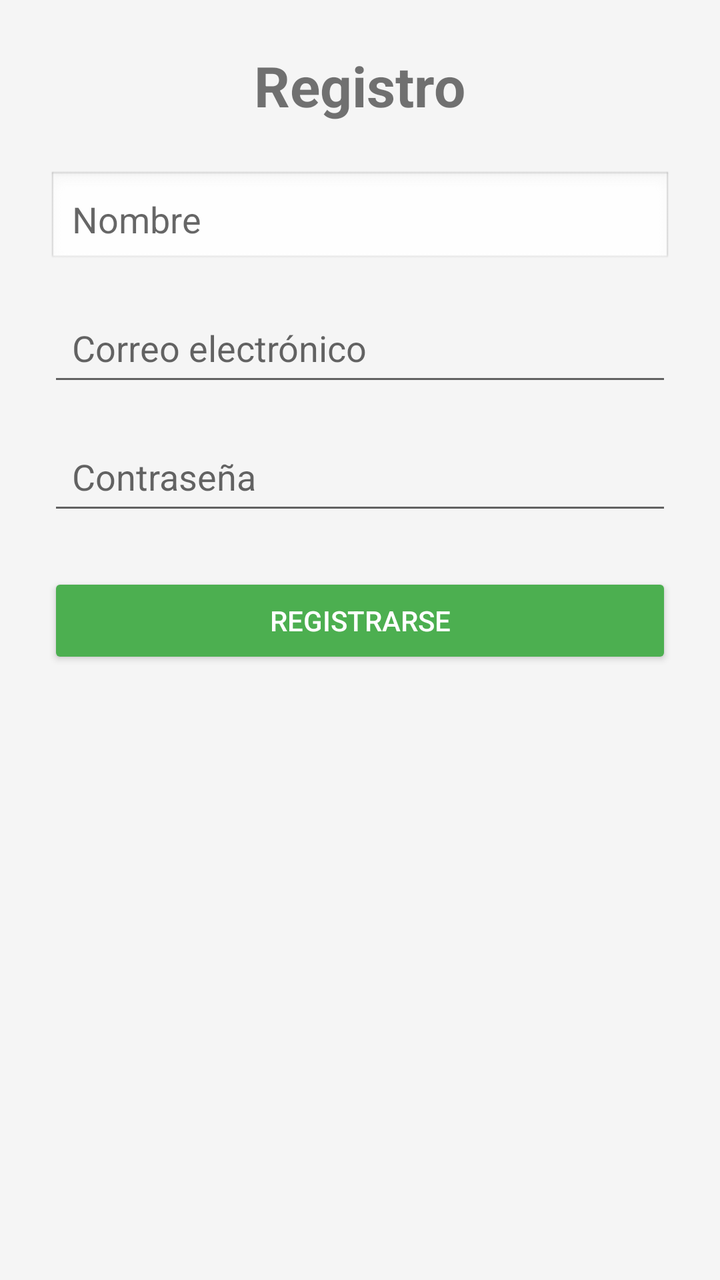
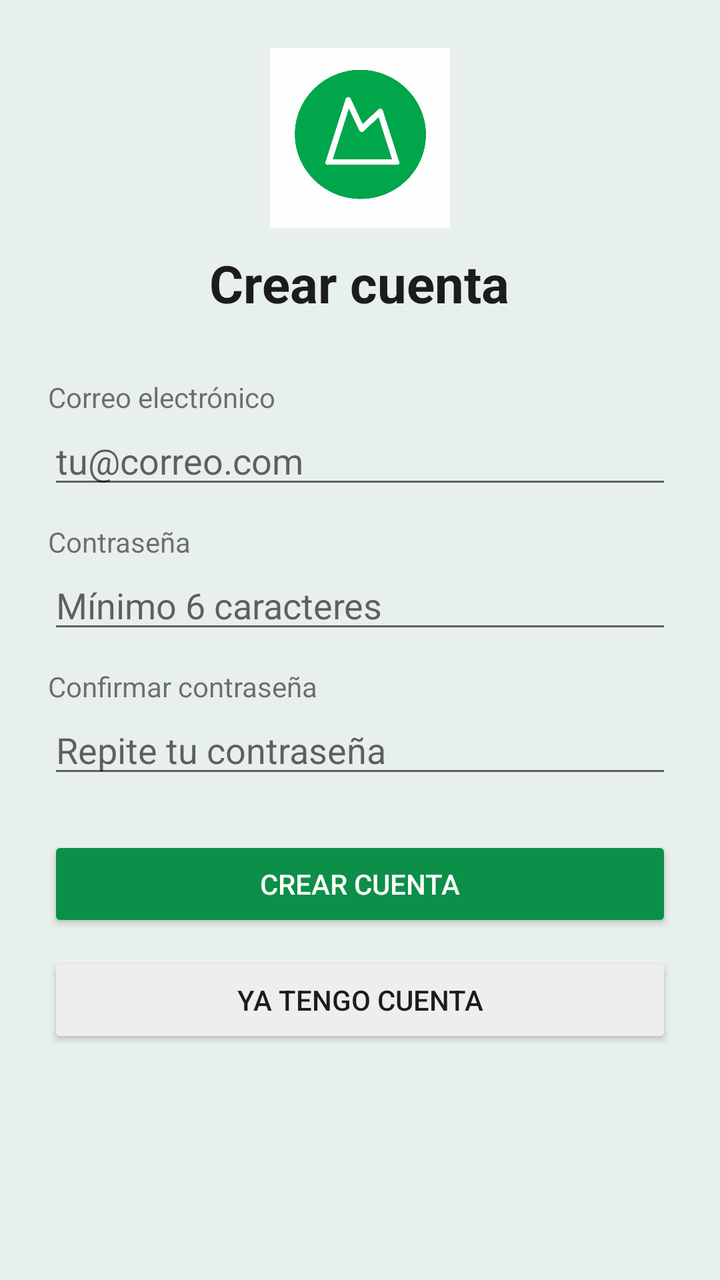

Screens rendered from an Android XML layout before and after an edit, with the pre-edit source and the edit as a unified diff.
<!-- AndroidManifest.xml: application theme Theme.AppCompat.Light.NoActionBar -->
<!-- res/layout/activity_register.xml -->
<?xml version="1.0" encoding="utf-8"?>
<ScrollView xmlns:android="http://schemas.android.com/apk/res/android"
    android:layout_width="match_parent"
    android:layout_height="match_parent"
    android:background="#F5F5F5">

    <LinearLayout
        android:layout_width="match_parent"
        android:layout_height="wrap_content"
        android:orientation="vertical"
        android:padding="24dp"
        android:gravity="center_horizontal">

        
        <TextView
            android:layout_width="wrap_content"
            android:layout_height="wrap_content"
            android:text="Registro"
            android:textSize="28sp"
            android:textStyle="bold"
            android:layout_marginBottom="24dp"/>

        
        <EditText
            android:id="@+id/etNombre"
            android:layout_width="match_parent"
            android:layout_height="wrap_content"
            android:hint="Nombre"
            android:padding="12dp"
            android:background="@android:drawable/edit_text"
            android:layout_marginBottom="16dp"/>

        
        <EditText
            android:id="@+id/etEmail"
            android:layout_width="match_parent"
            android:layout_height="wrap_content"
            android:hint="Correo electrónico"
            android:inputType="textEmailAddress"
            android:padding="12dp"
            android:layout_marginBottom="16dp"/>

        
        <EditText
            android:id="@+id/etPassword"
            android:layout_width="match_parent"
            android:layout_height="wrap_content"
            android:hint="Contraseña"
            android:inputType="textPassword"
            android:padding="12dp"
            android:layout_marginBottom="24dp"/>

        
        <Button
            android:id="@+id/btnRegister"
            android:layout_width="match_parent"
            android:layout_height="wrap_content"
            android:text="Registrarse"
            android:backgroundTint="#4CAF50"
            android:textColor="#FFFFFF"/>

    </LinearLayout>
</ScrollView>
<!-- resources referenced by this layout -->
<resources>

</resources>

<!-- the commit's change to res/layout/activity_register.xml (unified diff, before → after) -->
@@ -1,63 +1,82 @@
 <?xml version="1.0" encoding="utf-8"?>
-<ScrollView xmlns:android="http://schemas.android.com/apk/res/android"
+<LinearLayout xmlns:android="http://schemas.android.com/apk/res/android"
     android:layout_width="match_parent"
     android:layout_height="match_parent"
-    android:background="#F5F5F5">
+    android:orientation="vertical"
+    android:padding="24dp"
+    android:gravity="center_horizontal"
+    android:background="#E8F0EC">
 
-    <LinearLayout
+    <ImageView
+        android:layout_width="90dp"
+        android:layout_height="90dp"
+        android:layout_gravity="center"
+        android:src="@drawable/logorun" />
+
+    <TextView
+        android:layout_width="wrap_content"
+        android:layout_height="wrap_content"
+        android:text="Crear cuenta"
+        android:textSize="26sp"
+        android:textStyle="bold"
+        android:textColor="#1C1C1C"
+        android:layout_marginTop="10dp"
+        android:layout_marginBottom="30dp"/>
+
+    <TextView
         android:layout_width="match_parent"
         android:layout_height="wrap_content"
-        android:orientation="vertical"
-        android:padding="24dp"
-        android:gravity="center_horizontal">
+        android:text="Correo electrónico" />
 
-        
-        <TextView
-            android:layout_width="wrap_content"
-            android:layout_height="wrap_content"
-            android:text="Registro"
-            android:textSize="28sp"
-            android:textStyle="bold"
-            android:layout_marginBottom="24dp"/>
+    <EditText
+        android:id="@+id/etRegisterEmail"
+        android:layout_width="match_parent"
+        android:layout_height="wrap_content"
+        android:hint="tu@correo.com"
+        android:inputType="textEmailAddress" />
 
-        
-        <EditText
-            android:id="@+id/etNombre"
-            android:layout_width="match_parent"
-            android:layout_height="wrap_content"
-            android:hint="Nombre"
-            android:padding="12dp"
-            android:background="@android:drawable/edit_text"
-            android:layout_marginBottom="16dp"/>
+    <TextView
+        android:layout_width="match_parent"
+        android:layout_height="wrap_content"
+        android:text="Contraseña"
+        android:layout_marginTop="12dp" />
 
-        
-        <EditText
-            android:id="@+id/etEmail"
-            android:layout_width="match_parent"
-            android:layout_height="wrap_content"
-            android:hint="Correo electrónico"
-            android:inputType="textEmailAddress"
-            android:padding="12dp"
-            android:layout_marginBottom="16dp"/>
+    <EditText
+        android:id="@+id/etRegisterPassword"
+        android:layout_width="match_parent"
+        android:layout_height="wrap_content"
+        android:hint="Mínimo 6 caracteres"
+        android:inputType="textPassword" />
 
-        
-        <EditText
-            android:id="@+id/etPassword"
-            android:layout_width="match_parent"
-            android:layout_height="wrap_content"
-            android:hint="Contraseña"
-            android:inputType="textPassword"
-            android:padding="12dp"
-            android:layout_marginBottom="24dp"/>
+    <TextView
+        android:layout_width="match_parent"
+        android:layout_height="wrap_content"
+        android:text="Confirmar contraseña"
+        android:layout_marginTop="12dp" />
 
-        
-        <Button
-            android:id="@+id/btnRegister"
-            android:layout_width="match_parent"
-            android:layout_height="wrap_content"
-            android:text="Registrarse"
-            android:backgroundTint="#4CAF50"
-            android:textColor="#FFFFFF"/>
+    <EditText
+        android:id="@+id/etRegisterConfirm"
+        android:layout_width="match_parent"
+        android:layout_height="wrap_content"
+        android:hint="Repite tu contraseña"
+        android:inputType="textPassword" />
 
-    </LinearLayout>
-</ScrollView>
+    <Button
+        android:id="@+id/btnRegister"
+        android:layout_width="match_parent"
+        android:layout_height="wrap_content"
+        android:text="Crear cuenta"
+        android:layout_marginTop="24dp"
+        android:backgroundTint="#0C8F48"
+        android:textColor="#FFFFFF" />
+
+    <Button
+        android:id="@+id/btnBackToLogin"
+        android:layout_width="match_parent"
+        android:layout_height="wrap_content"
+        android:text="Ya tengo cuenta"
+        android:layout_marginTop="10dp"
+        android:backgroundTint="#EEEEEE"
+        android:textColor="#1C1C1C" />
+
+</LinearLayout>
<!-- resource entries referenced after the edit -->
@@ -1,5 +1,5 @@
 <!-- resources referenced by this layout -->
 <resources>
-
+  <!-- drawable logorun: png bitmap (drawable, 173039 bytes) -->
 </resources>
 
